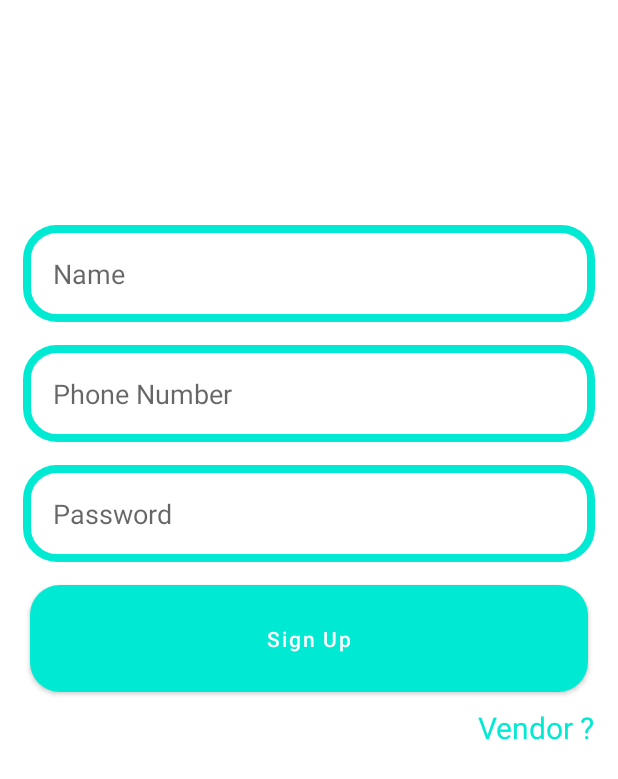
After one commit to rajeshmanchikanti10/auto-energex, an Android app: the signup screen opened directly, with no data from a screen before it, on a phone screen of 412 x 824 dp. The commit adds this screen. Shown: the top 779 px of the screen. Run offline under Robolectric (Android 15) with nearby library versions, the phone set to English and light mode, and no system bars; our stand-ins replace Firebase (no records; nobody signed in at launch, a user with empty details on screens opened directly).

Commit message:
Added Registration  Functionality

```diff
--- /dev/null
+++ b/app/src/main/res/drawable/button.xml
@@ -0,0 +1,5 @@
+<?xml version="1.0" encoding="utf-8"?>
+<shape xmlns:android="http://schemas.android.com/apk/res/android">
+    <solid android:color="@color/sky_blue"></solid>
+    <corners android:radius="20dp"></corners>
+</shape>
--- /dev/null
+++ b/app/src/main/res/drawable/inputlayout.xml
@@ -0,0 +1,5 @@
+<?xml version="1.0" encoding="utf-8"?>
+<shape xmlns:android="http://schemas.android.com/apk/res/android">
+    <stroke android:color="@color/sky_blue" android:width="5dp"></stroke>
+    <corners android:radius="20dp"></corners>
+</shape>
--- /dev/null
+++ b/app/src/main/res/layout/activity_signup.xml
@@ -0,0 +1,93 @@
+<?xml version="1.0" encoding="utf-8"?>
+<RelativeLayout xmlns:android="http://schemas.android.com/apk/res/android"
+    xmlns:app="http://schemas.android.com/apk/res-auto"
+    xmlns:tools="http://schemas.android.com/tools"
+    android:layout_width="match_parent"
+    android:layout_height="match_parent"
+    tools:context=".signup">
+    <EditText
+        android:id="@+id/signup_Name"
+        android:hint="Name"
+        android:layout_width="match_parent"
+        android:layout_height="wrap_content"
+        android:background="@drawable/inputlayout"
+        android:layout_marginTop="150dp"
+        android:layout_marginLeft="15dp"
+        android:layout_marginRight="15dp"
+        android:padding="20dp">
+
+    </EditText>
+    <EditText
+        android:id="@+id/signup_PhoneNumber"
+        android:layout_width="match_parent"
+        android:layout_height="wrap_content"
+        android:layout_below="@+id/signup_Name"
+        android:padding="20dp"
+        android:layout_marginLeft="15dp"
+        android:layout_marginRight="15dp"
+        android:layout_marginTop="15dp"
+        android:hint="Phone Number"
+        android:background="@drawable/inputlayout"
+        ></EditText>
+    <EditText
+        android:id="@+id/signup_Password"
+        android:layout_width="match_parent"
+        android:layout_height="wrap_content"
+        android:padding="20dp"
+        android:layout_marginLeft="15dp"
+        android:layout_marginRight="15dp"
+        android:layout_marginTop="15dp"
+        android:layout_below="@id/signup_PhoneNumber"
+        android:background="@drawable/inputlayout"
+        android:inputType="textPassword"
+        android:hint="Password">
+
+    </EditText>
+
+    <Button
+        android:id="@+id/signup_btn"
+        android:layout_width="match_parent"
+        android:layout_height="wrap_content"
+
+        android:layout_marginStart="20dp"
+        android:layout_marginLeft="20dp"
+        android:layout_below="@+id/signup_Password"
+        android:layout_marginEnd="20dp"
+        android:layout_marginRight="20dp"
+        android:layout_marginTop="15dp"
+        android:background="@drawable/button"
+        android:padding="20dp"
+        android:text="Sign Up"
+        android:textAllCaps="false"
+        android:textColor="@color/white"
+        app:backgroundTint="@color/sky_blue">
+    </Button>
+    <TextView
+        android:id="@+id/not_vendor_text_signup"
+        android:layout_width="match_parent"
+        android:layout_height="wrap_content"
+        android:layout_below="@id/signup_btn"
+
+        android:layout_alignParentLeft="true"
+        android:layout_marginLeft="15dp"
+        android:layout_marginTop="10dp"
+        android:text="Not a Vendor ?"
+        android:textColor="@color/sky_blue"
+        android:visibility="invisible"
+        android:textSize="20dp"></TextView>
+    <TextView
+        android:id="@+id/vendor_text_signup"
+        android:layout_width="wrap_content"
+        android:layout_height="wrap_content"
+        android:layout_below="@id/signup_btn"
+        android:layout_alignParentEnd="true"
+
+        android:layout_alignParentRight="true"
+        android:layout_marginRight="15dp"
+        android:layout_marginTop="10dp"
+        android:text="Vendor ?"
+        android:textColor="@color/sky_blue"
+        android:textSize="20dp"
+        ></TextView>
+
+</RelativeLayout>
--- a/app/src/main/res/values/colors.xml
+++ b/app/src/main/res/values/colors.xml
@@ -7,4 +7,6 @@
     <color name="teal_700">#FF018786</color>
     <color name="black">#FF000000</color>
     <color name="white">#FFFFFFFF</color>
+    <color name="sky_blue">#00ead3</color>
+    <color name="pink">#BF007A</color>
 </resources>
--- a/app/src/main/res/values/themes.xml
+++ b/app/src/main/res/values/themes.xml
@@ -1,6 +1,6 @@
 <resources xmlns:tools="http://schemas.android.com/tools">
     <!-- Base application theme. -->
-    <style name="Theme.Autoenergex" parent="Theme.MaterialComponents.DayNight.DarkActionBar">
+        <style name="Theme.Autoenergex" parent="Theme.MaterialComponents.DayNight.NoActionBar">
         <!-- Primary brand color. -->
         <item name="colorPrimary">@color/purple_500</item>
         <item name="colorPrimaryVariant">@color/purple_700</item>
--- a/build.gradle
+++ b/build.gradle
@@ -6,6 +6,7 @@ buildscript {
     }
     dependencies {
         classpath "com.android.tools.build:gradle:4.1.2"
+        classpath 'com.google.gms:google-services:4.3.5'
 
         // NOTE: Do not place your application dependencies here; they belong
         // in the individual module build.gradle files
```
Also changed, not shown: app/build.gradle (+7 -0 lines), app/src/main/AndroidManifest.xml (+6 -1 lines), app/src/main/java/Prevalent/Prevalent.java (added, +7 -0 lines), app/src/main/java/Users/User.java (added, +29 -0 lines), app/src/main/java/com/example/auto_energex/Login.java (added, +174 -0 lines), app/src/main/java/com/example/auto_energex/MainActivity.java (+21 -1 lines), app/src/main/java/com/example/auto_energex/Vendor_HomePage.java (added, +14 -0 lines), app/src/main/java/com/example/auto_energex/signup.java (added, +182 -0 lines), app/src/main/res/layout/activity_login.xml (added, +82 -0 lines), app/src/main/res/layout/activity_main.xml (+40 -9 lines), app/src/main/res/layout/activity_vendor__home_page.xml (added, +23 -0 lines), 1 other file.
